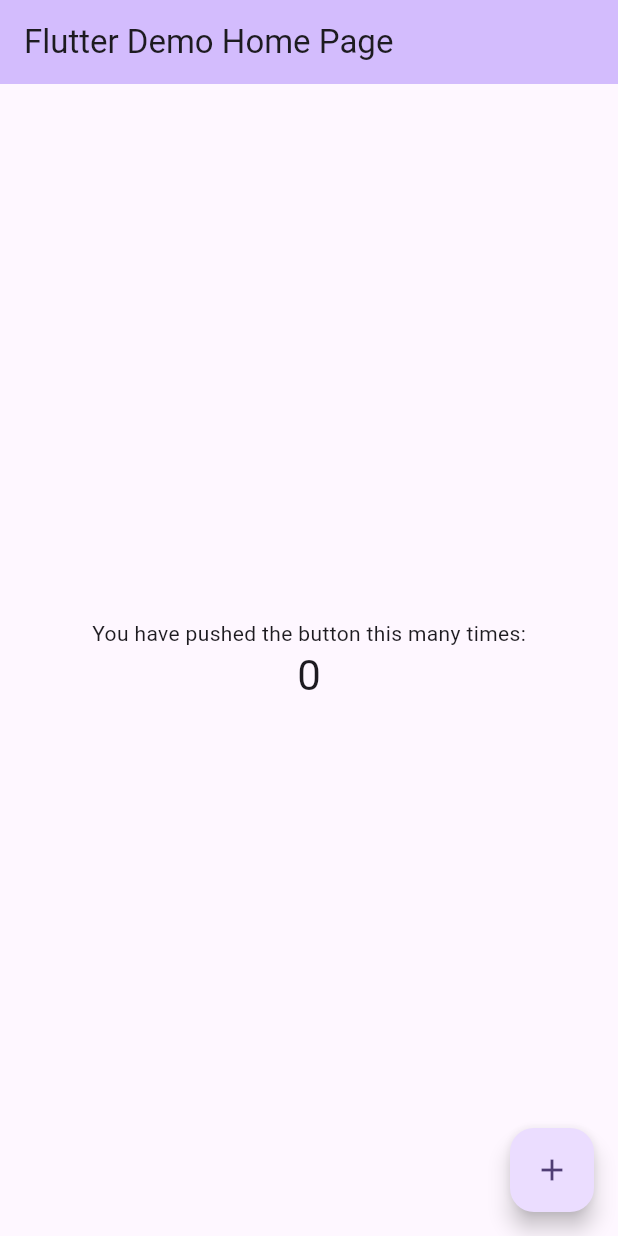
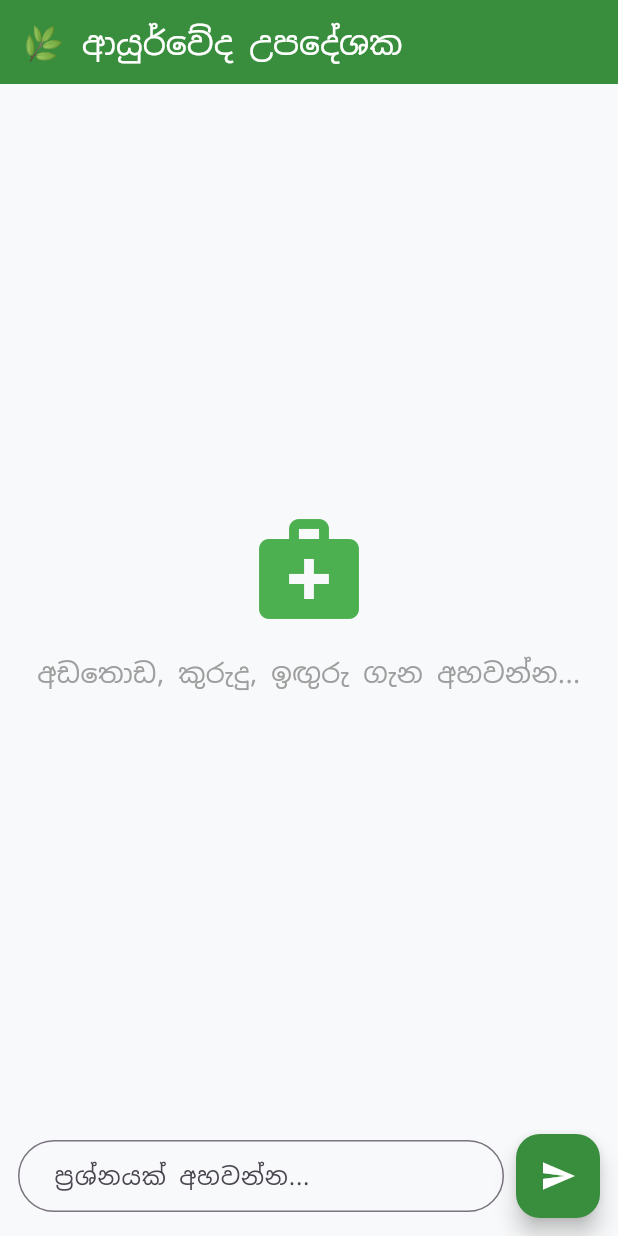
Before and after one commit to dinee10/R26-IT-021, a Flutter app: the screen it shows after launch, on a phone screen of 412 x 824 dp. Run offline on Flutter 3.47's test engine with Material 3 defaults, Android fonts, the phone set to English and light mode, and no system bars.

Commit message:
add frontend changes

```diff
--- a/frontend/lib/main.dart
+++ b/frontend/lib/main.dart
@@ -1,4 +1,6 @@
 import 'package:flutter/material.dart';
+import 'package:http/http.dart' as http;
+import 'dart:convert';
 
 void main() {
   runApp(const MyApp());
@@ -7,115 +9,180 @@ void main() {
 class MyApp extends StatelessWidget {
   const MyApp({super.key});
 
-  // This widget is the root of your application.
   @override
   Widget build(BuildContext context) {
     return MaterialApp(
-      title: 'Flutter Demo',
+      title: 'ආයුර්වේද උපදේශක',
+      debugShowCheckedModeBanner: false,
       theme: ThemeData(
-        // This is the theme of your application.
-        //
-        // TRY THIS: Try running your application with "flutter run". You'll see
-        // the application has a purple toolbar. Then, without quitting the app,
-        // try changing the seedColor in the colorScheme below to Colors.green
-        // and then invoke "hot reload" (save your changes or press the "hot
-        // reload" button in a Flutter-supported IDE, or press "r" if you used
-        // the command line to start the app).
-        //
-        // Notice that the counter didn't reset back to zero; the application
-        // state is not lost during the reload. To reset the state, use hot
-        // restart instead.
-        //
-        // This works for code too, not just values: Most code changes can be
-        // tested with just a hot reload.
-        colorScheme: .fromSeed(seedColor: Colors.deepPurple),
+        primarySwatch: Colors.green,
+        scaffoldBackgroundColor: const Color(0xFFF8F9FA),
+        fontFamily: 'NotoSansSinhala', // Optional: Better Sinhala support
       ),
-      home: const MyHomePage(title: 'Flutter Demo Home Page'),
+      home: const ChatScreen(),
     );
   }
 }
 
-class MyHomePage extends StatefulWidget {
-  const MyHomePage({super.key, required this.title});
+class Message {
+  final String text;
+  final bool isUser;
 
-  // This widget is the home page of your application. It is stateful, meaning
-  // that it has a State object (defined below) that contains fields that affect
-  // how it looks.
+  Message({required this.text, required this.isUser});
+}
 
-  // This class is the configuration for the state. It holds the values (in this
-  // case the title) provided by the parent (in this case the App widget) and
-  // used by the build method of the State. Fields in a Widget subclass are
-  // always marked "final".
-
-  final String title;
+class ChatScreen extends StatefulWidget {
+  const ChatScreen({super.key});
 
   @override
-  State<MyHomePage> createState() => _MyHomePageState();
+  State<ChatScreen> createState() => _ChatScreenState();
 }
 
-class _MyHomePageState extends State<MyHomePage> {
-  int _counter = 0;
+class _ChatScreenState extends State<ChatScreen> {
+  final TextEditingController _controller = TextEditingController();
+  final List<Message> _messages = [];
+  bool _isLoading = false;
 
-  void _incrementCounter() {
+  final String backendUrl = "http://127.0.0.1:5000/api/ask"; // Change if needed
+
+  Future<void> sendMessage(String query) async {
+    if (query.trim().isEmpty) return;
+
     setState(() {
-      // This call to setState tells the Flutter framework that something has
-      // changed in this State, which causes it to rerun the build method below
-      // so that the display can reflect the updated values. If we changed
-      // _counter without calling setState(), then the build method would not be
-      // called again, and so nothing would appear to happen.
-      _counter++;
+      _messages.add(Message(text: query, isUser: true));
+      _isLoading = true;
     });
+
+    _controller.clear();
+
+    try {
+      final response = await http.post(
+        Uri.parse(backendUrl),
+        headers: {"Content-Type": "application/json"},
+        body: jsonEncode({"query": query}),
+      );
+
+      if (response.statusCode == 200) {
+        final data = jsonDecode(response.body);
+        setState(() {
+          _messages.add(Message(
+            text: data['answer'] ?? "Sorry, I couldn't get a response.",
+            isUser: false,
+          ));
+        });
+      } else {
+        setState(() {
+          _messages.add(Message(text: "Error: ${response.statusCode}", isUser: false));
+        });
+      }
+    } catch (e) {
+      setState(() {
+        _messages.add(Message(text: "Cannot connect to server. Is backend running?", isUser: false));
+      });
+    } finally {
+      setState(() => _isLoading = false);
+    }
   }
 
   @override
   Widget build(BuildContext context) {
-    // This method is rerun every time setState is called, for instance as done
-    // by the _incrementCounter method above.
-    //
-    // The Flutter framework has been optimized to make rerunning build methods
-    // fast, so that you can just rebuild anything that needs updating rather
-    // than having to individually change instances of widgets.
     return Scaffold(
       appBar: AppBar(
-        // TRY THIS: Try changing the color here to a specific color (to
-        // Colors.amber, perhaps?) and trigger a hot reload to see the AppBar
-        // change color while the other colors stay the same.
-        backgroundColor: Theme.of(context).colorScheme.inversePrimary,
-        // Here we take the value from the MyHomePage object that was created by
-        // the App.build method, and use it to set our appbar title.
-        title: Text(widget.title),
+        title: const Text("🌿 ආයුර්වේද උපදේශක"),
+        backgroundColor: Colors.green[700],
+        foregroundColor: Colors.white,
       ),
-      body: Center(
-        // Center is a layout widget. It takes a single child and positions it
-        // in the middle of the parent.
+      body: Column(
+        children: [
+          // Chat Messages
+          Expanded(
+            child: _messages.isEmpty
+                ? const Center(
                     child: Column(
-          // Column is also a layout widget. It takes a list of children and
-          // arranges them vertically. By default, it sizes itself to fit its
-          // children horizontally, and tries to be as tall as its parent.
-          //
-          // Column has various properties to control how it sizes itself and
-          // how it positions its children. Here we use mainAxisAlignment to
-          // center the children vertically; the main axis here is the vertical
-          // axis because Columns are vertical (the cross axis would be
-          // horizontal).
-          //
-          // TRY THIS: Invoke "debug painting" (choose the "Toggle Debug Paint"
-          // action in the IDE, or press "p" in the console), to see the
-          // wireframe for each widget.
-          mainAxisAlignment: .center,
+                      mainAxisAlignment: MainAxisAlignment.center,
                       children: [
-            const Text('You have pushed the button this many times:'),
+                        Icon(Icons.medical_services, size: 80, color: Colors.green),
+                        SizedBox(height: 16),
                         Text(
-              '$_counter',
-              style: Theme.of(context).textTheme.headlineMedium,
+                          "අඩතොඩ, කුරුදු, ඉඟුරු ගැන අහවන්න...",
+                          style: TextStyle(fontSize: 18, color: Colors.grey),
+                          textAlign: TextAlign.center,
+                        ),
+                      ],
+                    ),
+                  )
+                : ListView.builder(
+                    padding: const EdgeInsets.all(12),
+                    itemCount: _messages.length,
+                    itemBuilder: (context, index) {
+                      final msg = _messages[index];
+                      return Align(
+                        alignment: msg.isUser
+                            ? Alignment.centerRight
+                            : Alignment.centerLeft,
+                        child: Container(
+                          margin: const EdgeInsets.symmetric(vertical: 6),
+                          padding: const EdgeInsets.symmetric(
+                            horizontal: 16,
+                            vertical: 12,
+                          ),
+                          decoration: BoxDecoration(
+                            color: msg.isUser
+                                ? Colors.green[600]
+                                : Colors.grey[200],
+                            borderRadius: BorderRadius.circular(16),
+                          ),
+                          child: Text(
+                            msg.text,
+                            style: TextStyle(
+                              color: msg.isUser ? Colors.white : Colors.black87,
+                              fontSize: 16,
+                            ),
+                          ),
+                        ),
+                      );
+                    },
+                  ),
+          ),
+
+          // Loading Indicator
+          if (_isLoading)
+            const Padding(
+              padding: EdgeInsets.all(8.0),
+              child: CircularProgressIndicator(),
+            ),
+
+          // Input Field
+          Padding(
+            padding: const EdgeInsets.all(12.0),
+            child: Row(
+              children: [
+                Expanded(
+                  child: TextField(
+                    controller: _controller,
+                    decoration: InputDecoration(
+                      hintText: "ප්‍රශ්නයක් අහවන්න...",
+                      border: OutlineInputBorder(
+                        borderRadius: BorderRadius.circular(25),
+                      ),
+                      contentPadding: const EdgeInsets.symmetric(
+                        horizontal: 20,
+                        vertical: 12,
+                      ),
+                    ),
+                    onSubmitted: (value) => sendMessage(value),
+                  ),
+                ),
+                const SizedBox(width: 8),
+                FloatingActionButton(
+                  onPressed: () => sendMessage(_controller.text),
+                  backgroundColor: Colors.green[700],
+                  child: const Icon(Icons.send, color: Colors.white),
                 ),
               ],
             ),
           ),
-      floatingActionButton: FloatingActionButton(
-        onPressed: _incrementCounter,
-        tooltip: 'Increment',
-        child: const Icon(Icons.add),
+        ],
       ),
     );
   }
--- a/frontend/pubspec.yaml
+++ b/frontend/pubspec.yaml
@@ -34,6 +34,7 @@ dependencies:
   # The following adds the Cupertino Icons font to your application.
   # Use with the CupertinoIcons class for iOS style icons.
   cupertino_icons: ^1.0.8
+  http: ^1.6.0
 
 dev_dependencies:
   flutter_test:
```
Also changed, not shown: frontend/pubspec.lock. Lines whose indentation alone changed are shown as unchanged.
